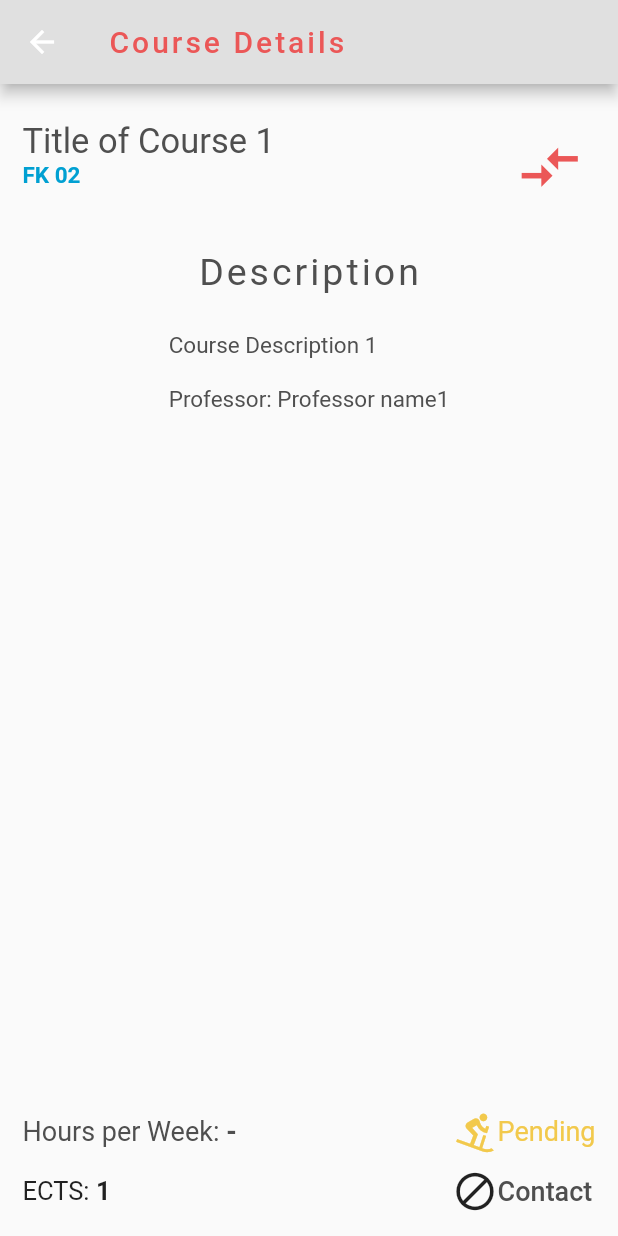
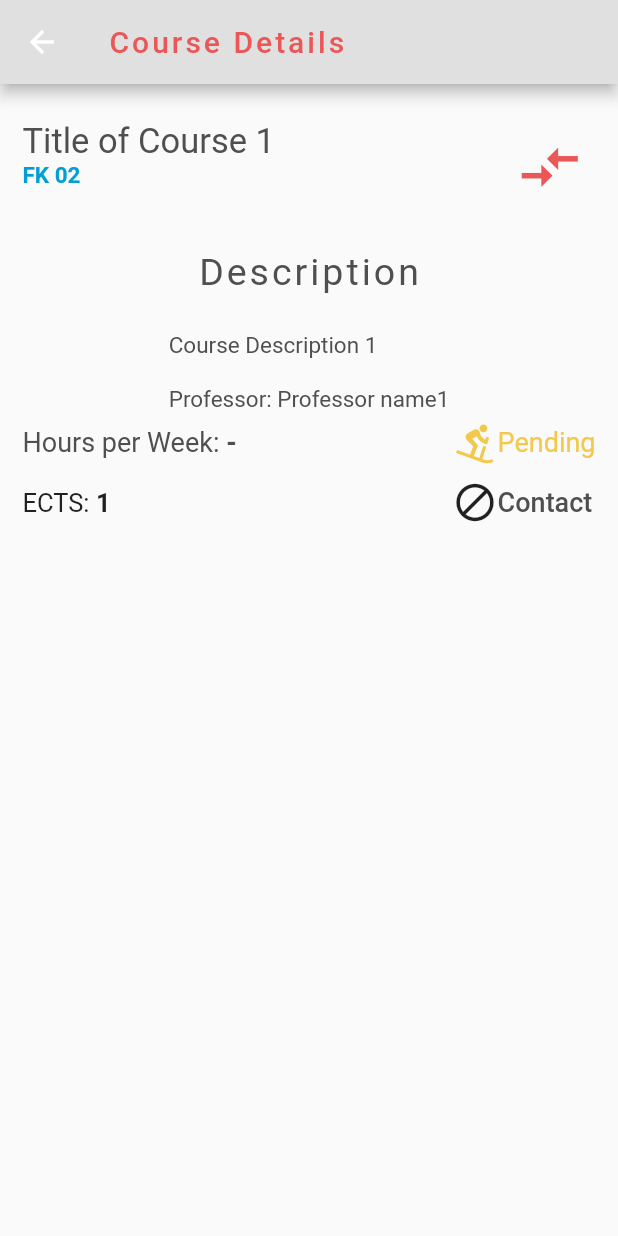
Before and after one commit to mobileappdevhm/dev-team-1-cie-app-in-flutter, a Flutter app: the CourseDetails screen opened directly with empty values, on a phone screen of 412 x 824 dp. Run offline on Flutter 3.47's test engine with Material 2 defaults, Android fonts, the phone set to English and light mode, and no system bars; our stand-ins replace connectivity; missing offline and left inert: progress_hud; accounts and stored records are empty.

```diff
--- a/lib/widgets/courseDetails.dart
+++ b/lib/widgets/courseDetails.dart
@@ -86,6 +86,20 @@ class _CourseDetailsState extends State<CourseDetails> {
 
   Widget buildDescriptionRow() {
     if (presenter.getDescription(id) == "") {
+      return new SingleChildScrollView(
+        child: new Text(StaticVariables.NO_DESCRIPTION + "\n\n" + StaticVariables.PROFESSOR + ": " + presenter.getProfessorName(id),
+          style: CiEStyle.getCourseDetailsDescription(),
+        ),
+      );
+    }
+
+    return new SingleChildScrollView(
+      child: new Text(presenter.getDescription(id) + "\n\n" + StaticVariables.PROFESSOR + ": " + presenter.getProfessorName(id),
+        style: CiEStyle.getCourseDetailsDescription(),
+      ),
+    );
+    /*
+    if (presenter.getDescription(id) == "") {
       return new Expanded(
           child: new SingleChildScrollView(
             child: Text(StaticVariables.NO_DESCRIPTION + "\n\n" + StaticVariables.PROFESSOR + ": " + presenter.getProfessorName(id),
@@ -102,6 +116,7 @@ class _CourseDetailsState extends State<CourseDetails> {
         ),
       ),
     );
+    */
   }
 
   Widget buildTitleRow() {
```
